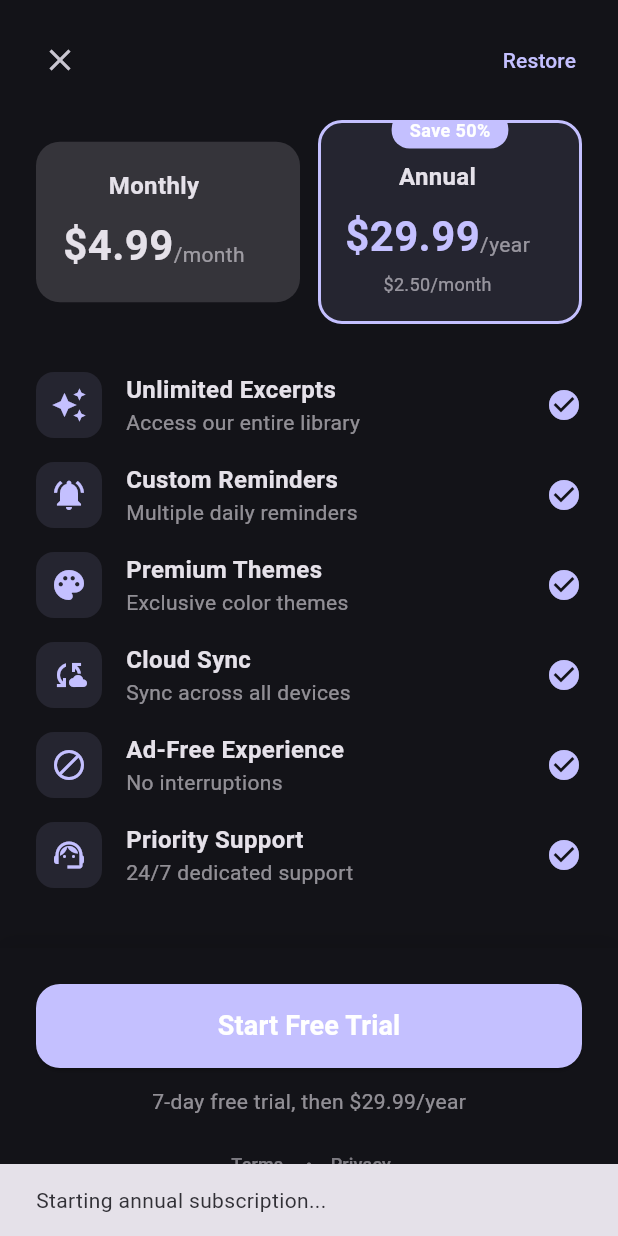
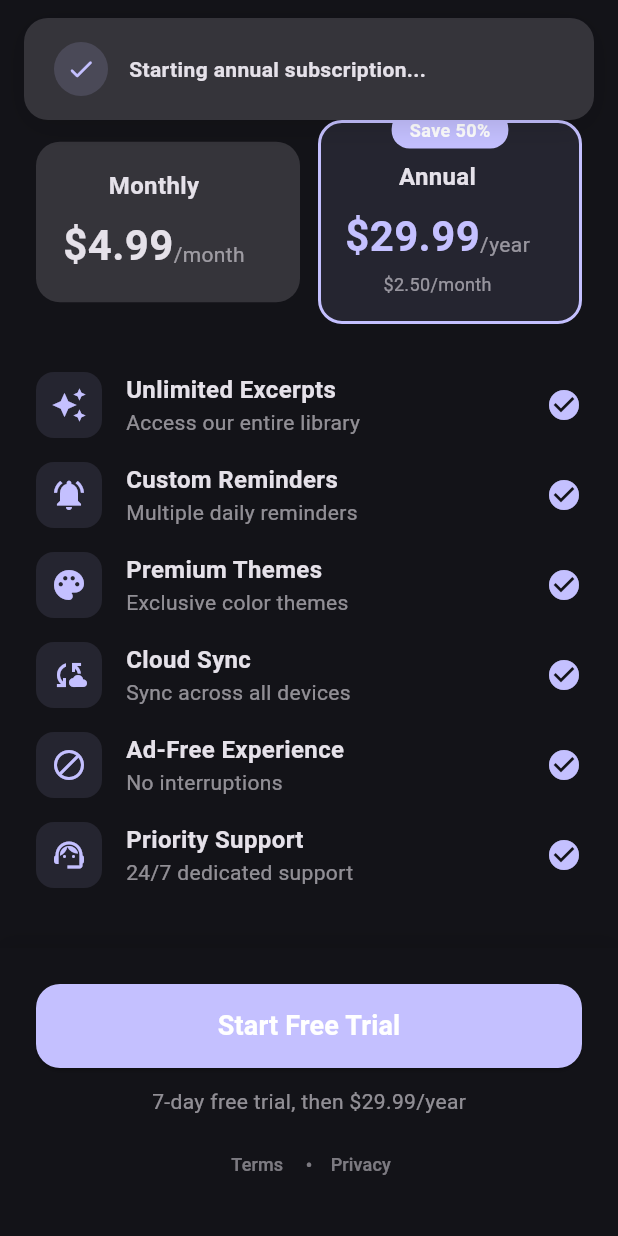
Before and after one commit to hiranosasuke/excerpt-ui, a Flutter app: the PremiumScreen screen opened directly, scrolled down 221 dp, after a tap on "Start Free Trial", on a phone screen of 412 x 824 dp. Run offline on Flutter 3.47's test engine with Material 3 defaults, Android fonts, the phone set to English and light mode, and no system bars; our stand-ins replace modal_bottom_sheet.

Commit message:
Improved toaster

```diff
--- a/lib/screens/premium_screen.dart
+++ b/lib/screens/premium_screen.dart
@@ -1,4 +1,5 @@
 import 'package:flutter/material.dart';
+import '../toast.dart';
 
 class PremiumScreen extends StatefulWidget {
   const PremiumScreen({super.key});
@@ -223,12 +224,9 @@ class _PremiumScreenState extends State<PremiumScreen> {
                     child: ElevatedButton(
                       onPressed: () {
                         // TODO: Implement purchase
-                        ScaffoldMessenger.of(context).showSnackBar(
-                          SnackBar(
-                            content: Text(
-                              'Starting ${_selectedPlan == 'annual' ? 'annual' : 'monthly'} subscription...',
-                            ),
-                          ),
+                        showToast(
+                          context,
+                          'Starting ${_selectedPlan == 'annual' ? 'annual' : 'monthly'} subscription...',
                         );
                       },
                       style: ElevatedButton.styleFrom(
--- /dev/null
+++ b/lib/toast.dart
@@ -0,0 +1,161 @@
+import 'package:flutter/material.dart';
+
+void showToast(BuildContext context, String message) {
+  final overlay = Overlay.of(context);
+  late OverlayEntry entry;
+  entry = OverlayEntry(
+    builder: (context) => _ToastOverlay(
+      message: message,
+      onDismiss: () => entry.remove(),
+    ),
+  );
+  overlay.insert(entry);
+}
+
+class _ToastOverlay extends StatefulWidget {
+  final String message;
+  final VoidCallback onDismiss;
+
+  const _ToastOverlay({
+    required this.message,
+    required this.onDismiss,
+  });
+
+  @override
+  State<_ToastOverlay> createState() => _ToastOverlayState();
+}
+
+class _ToastOverlayState extends State<_ToastOverlay>
+    with SingleTickerProviderStateMixin {
+  late AnimationController _controller;
+  late Animation<Offset> _slideAnimation;
+  double _dragOffset = 0;
+  bool _dismissing = false;
+
+  @override
+  void initState() {
+    super.initState();
+    _controller = AnimationController(
+      vsync: this,
+      duration: const Duration(milliseconds: 350),
+    );
+    _slideAnimation = Tween<Offset>(
+      begin: const Offset(0, -1),
+      end: Offset.zero,
+    ).animate(
+      CurvedAnimation(parent: _controller, curve: Curves.easeOutCubic),
+    );
+    _controller.forward();
+
+    Future.delayed(const Duration(milliseconds: 2500), () {
+      if (mounted) _dismiss();
+    });
+  }
+
+  @override
+  void dispose() {
+    _controller.dispose();
+    super.dispose();
+  }
+
+  Future<void> _dismiss() async {
+    if (_dismissing) return;
+    _dismissing = true;
+    if (mounted) {
+      await _controller.reverse();
+    }
+    widget.onDismiss();
+  }
+
+  void _onDragUpdate(DragUpdateDetails details) {
+    if (_dismissing) return;
+    setState(() {
+      _dragOffset = (_dragOffset + details.delta.dy).clamp(-200.0, 20.0);
+    });
+  }
+
+  void _onDragEnd(DragEndDetails details) {
+    if (_dismissing) return;
+    if (_dragOffset < -50 || details.velocity.pixelsPerSecond.dy < -300) {
+      _dismissing = true;
+      widget.onDismiss();
+    } else {
+      setState(() => _dragOffset = 0);
+    }
+  }
+
+  @override
+  Widget build(BuildContext context) {
+    return Positioned(
+      top: 0,
+      left: 0,
+      right: 0,
+      child: SlideTransition(
+        position: _slideAnimation,
+        child: Transform.translate(
+          offset: Offset(0, _dragOffset),
+          child: GestureDetector(
+            onTap: _dismiss,
+            onVerticalDragUpdate: _onDragUpdate,
+            onVerticalDragEnd: _onDragEnd,
+            child: SafeArea(
+              child: Padding(
+                padding:
+                    const EdgeInsets.symmetric(horizontal: 16, vertical: 12),
+                child: Container(
+                  decoration: BoxDecoration(
+                    color:
+                        Theme.of(context).colorScheme.surfaceContainerHighest,
+                    borderRadius: BorderRadius.circular(16),
+                    boxShadow: [
+                      BoxShadow(
+                        color: Colors.black.withOpacity(0.12),
+                        blurRadius: 16,
+                        offset: const Offset(0, 4),
+                      ),
+                    ],
+                  ),
+                  padding:
+                      const EdgeInsets.symmetric(horizontal: 20, vertical: 16),
+                  child: Row(
+                    crossAxisAlignment: CrossAxisAlignment.center,
+                    children: [
+                      Container(
+                        width: 36,
+                        height: 36,
+                        decoration: BoxDecoration(
+                          color: Theme.of(context)
+                              .colorScheme
+                              .primary
+                              .withOpacity(0.15),
+                          shape: BoxShape.circle,
+                        ),
+                        child: Center(
+                          child: Icon(
+                            Icons.check_rounded,
+                            color: Theme.of(context).colorScheme.primary,
+                            size: 20,
+                          ),
+                        ),
+                      ),
+                      const SizedBox(width: 14),
+                      Expanded(
+                        child: Text(
+                          widget.message,
+                          style: Theme.of(context)
+                              .textTheme
+                              .bodyMedium
+                              ?.copyWith(fontWeight: FontWeight.w600),
+                        ),
+                      ),
+                    ],
+                  ),
+                ),
+              ),
+            ),
+          ),
+        ),
+      ),
+    );
+  }
+}
```
Also changed, not shown: lib/main.dart (+12 -17 lines).
